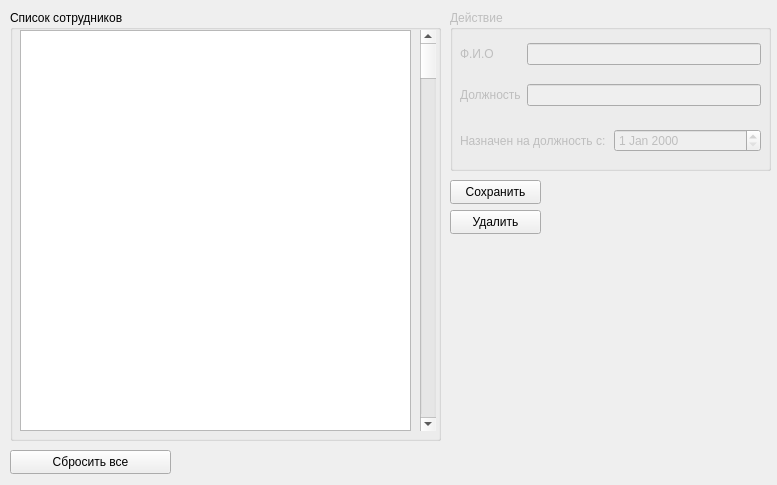
Old version of the form UI/settings_employes.ui in the repository RedContain/diplom.
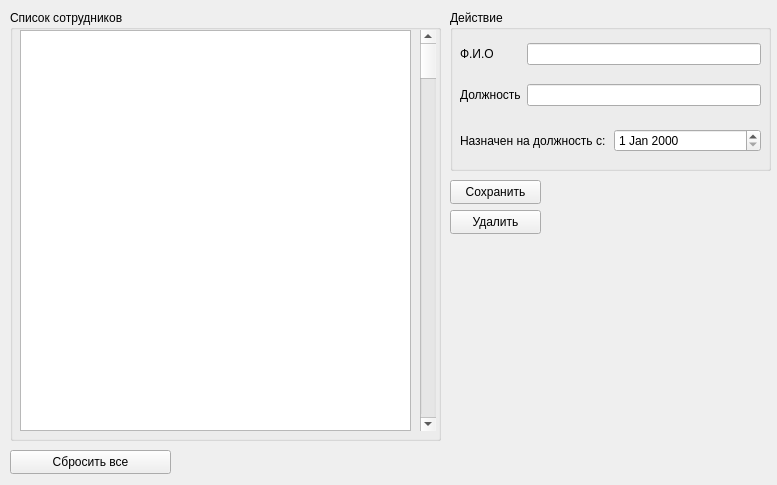
New version of the form.

Commit message: доделал страницу сотрудинков[дизайн]

Patch:
```diff
--- a/UI/settings_employes.ui
+++ b/UI/settings_employes.ui
@@ -51,7 +51,7 @@
   </widget>
   <widget class="QGroupBox" name="groupBox_2">
    <property name="enabled">
-    <bool>false</bool>
+    <bool>true</bool>
    </property>
    <property name="geometry">
     <rect>
```
The commit also changes 1 other file.
